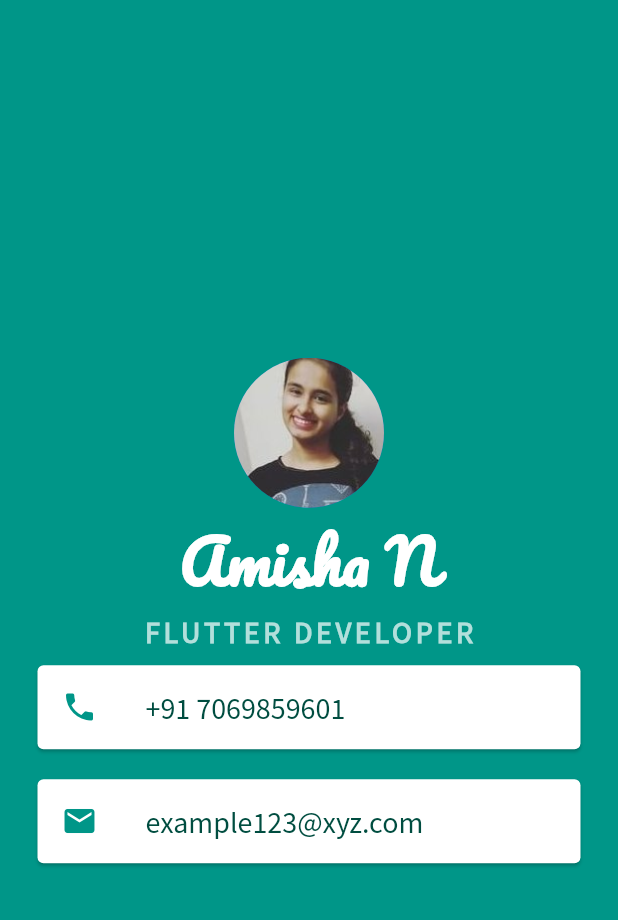
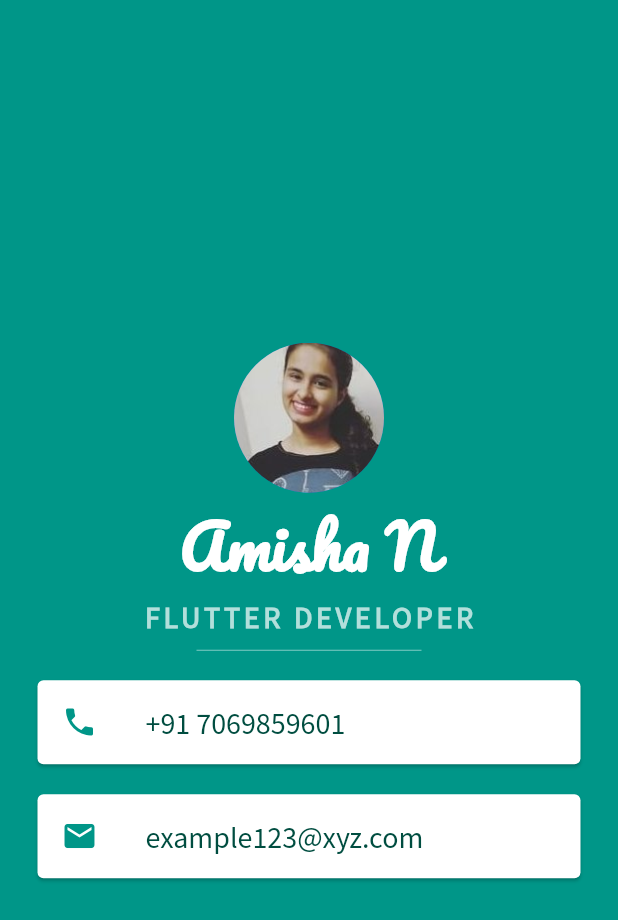
Before and after one commit to ami9901/mi_card_flutter, a Flutter app: the screen it shows after launch, on a phone screen of 412 x 824 dp. Shown: the top 920 px of the screen. Run offline on Flutter 3.47's test engine with Material 2 defaults, Android fonts, the phone set to English and light mode, and no system bars.

Commit message:
used Divider widget

```diff
--- a/lib/main.dart
+++ b/lib/main.dart
@@ -36,6 +36,13 @@ class MyApp extends StatelessWidget {
                   color: Colors.teal.shade100,
                   fontWeight: FontWeight.bold,
                   letterSpacing: 2.5,
+                ),
+              ),
+              SizedBox(
+                width: 150.0,
+                height: 20.0,
+                child: Divider(
+                  color: Colors.teal.shade200,
                 ),
               ),
               Card(
```
